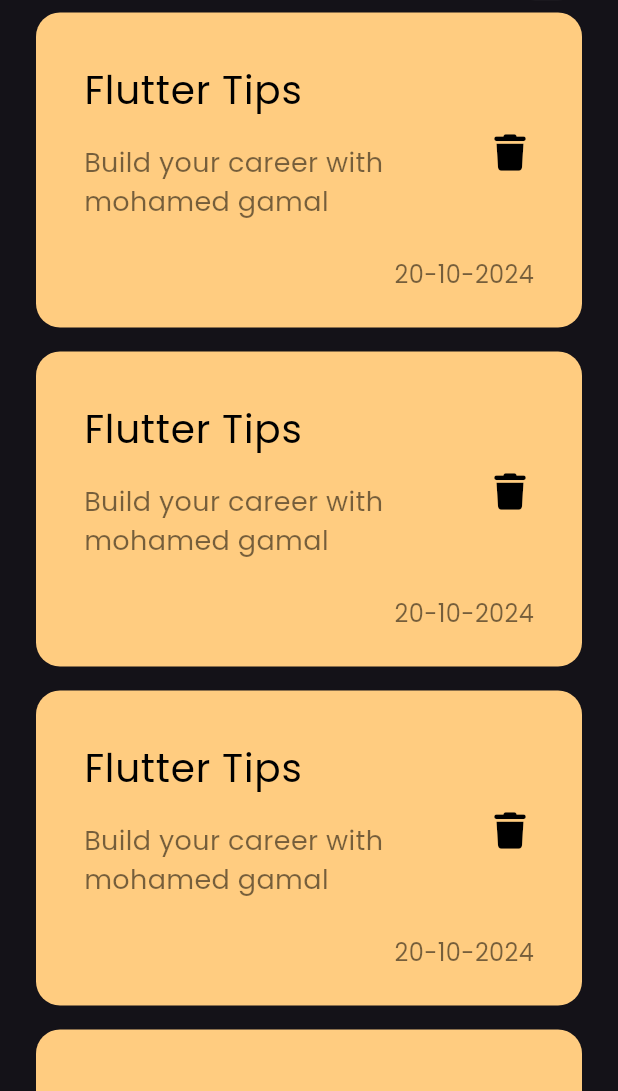
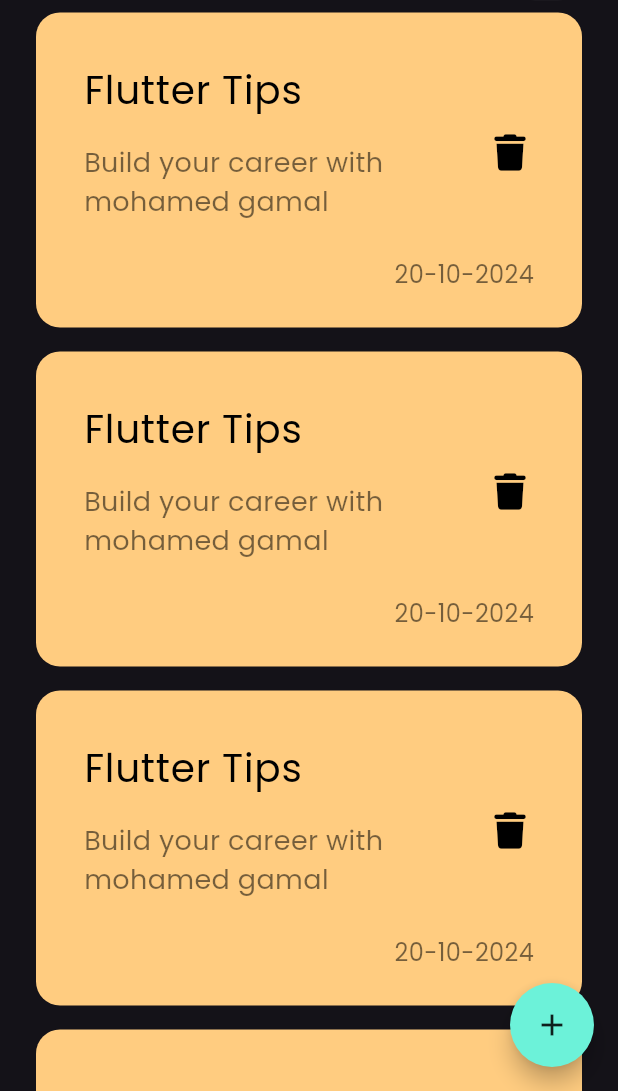
Before and after one commit to MohamedJamaal/notes_app, a Flutter app: the screen it shows after launch, on a phone screen of 412 x 824 dp, the part 145-1236 px from its top. Run offline on Flutter 3.47's test engine with Material 3 defaults, Android fonts, the phone set to English and light mode, and no system bars; our stand-ins replace font_awesome_flutter.

Commit message:
add floating action button

```diff
--- a/lib/views/notes_view.dart
+++ b/lib/views/notes_view.dart
@@ -6,8 +6,17 @@ class NotesView extends StatelessWidget {
 
   @override
   Widget build(BuildContext context) {
-    return const Scaffold(
-      body: NotesViewBody(),
+    return Scaffold(
+      floatingActionButton: FloatingActionButton(
+        onPressed: () {},
+        child: Icon(
+          Icons.add,
+          color: Colors.black87,
+        ),
+        backgroundColor: const Color.fromARGB(255, 108, 242, 217),
+        shape: const CircleBorder(),
+      ),
+      body: const NotesViewBody(),
     );
   }
 }
```
